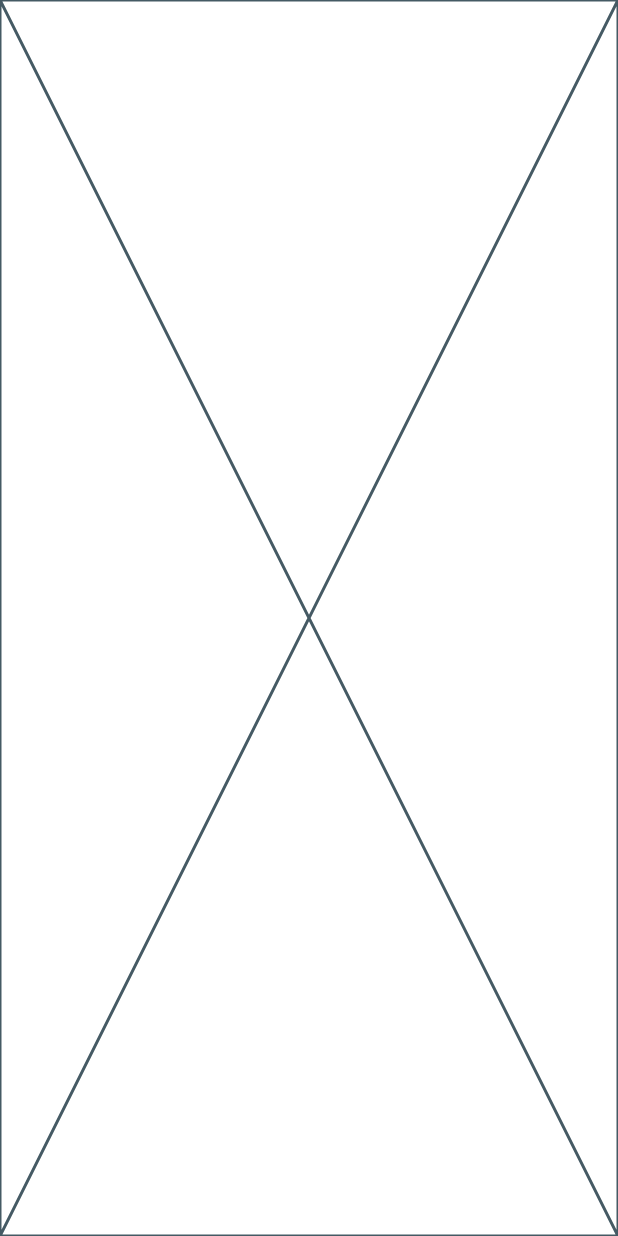
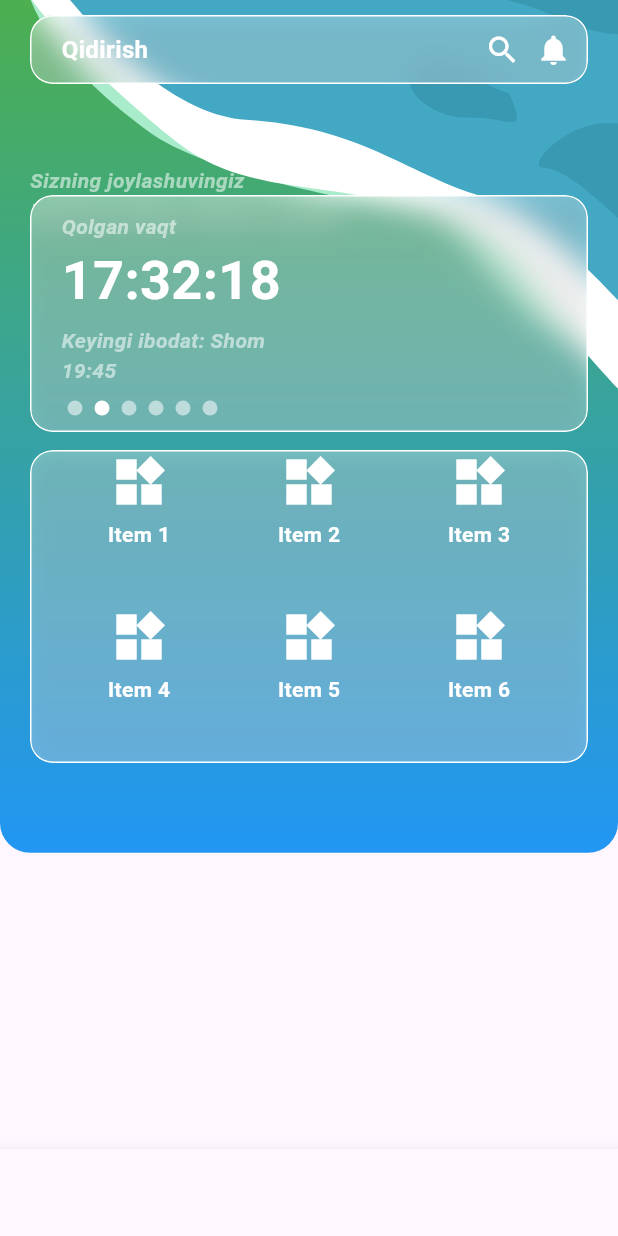
Before and after one commit to ialzer/solatulasr, a Flutter app: the screen it shows after launch, on a phone screen of 412 x 824 dp. Run offline on Flutter 3.47's test engine with Material 3 defaults, Android fonts, the light colour scheme and no system bars; our stand-ins replace flutter_svg, get.

Commit message:
general page created

```diff
--- /dev/null
+++ b/lib/Domain/images_app.dart
@@ -0,0 +1,5 @@
+class ImagesApp {
+  static const String homePageBackgroundSvg = './sourses/assets/images/air.svg';
+
+  // Add more image paths as needed
+}
--- /dev/null
+++ b/lib/UI/HomePage/home_page_widget.dart
@@ -0,0 +1,318 @@
+import 'dart:ui';
+
+import 'package:flutter/material.dart';
+import 'package:flutter_svg/svg.dart';
+import 'package:solatulasr/Domain/images_app.dart';
+
+class HomePageWidget extends StatelessWidget {
+  const HomePageWidget({super.key});
+
+  @override
+  Widget build(BuildContext context) {
+    return Scaffold(
+      body: Column(
+        children: [
+          Stack(
+            children: [
+              BackgroundWidget(),
+              SearchWidget(),
+              TextWidget(),
+              TimeWidget(),
+              IconsMenuWidget(),
+            ],
+          ),
+        ],
+      ),
+    );
+  }
+}
+
+class IconsMenuWidget extends StatelessWidget {
+  const IconsMenuWidget({
+    super.key,
+  });
+
+  @override
+  Widget build(BuildContext context) {
+    return Positioned(
+      top: MediaQuery.of(context).padding.top + 300,
+      left: 20,
+      right: 20,
+      child: ClipRRect(
+        borderRadius: BorderRadius.circular(15),
+        child: BackdropFilter(
+          filter: ImageFilter.blur(sigmaX: 10, sigmaY: 10),
+          child: Container(
+            padding: const EdgeInsets.symmetric(horizontal: 20.0),
+            decoration: BoxDecoration(
+              color: Colors.white.withAlpha((0.3 * 255).toInt()),
+              borderRadius: BorderRadius.circular(15),
+              border: Border.all(color: Colors.white, width: 1),
+              boxShadow: [
+                BoxShadow(
+                  color: Colors.black.withAlpha((0.1 * 255).toInt()),
+                  blurRadius: 10,
+                  offset: const Offset(0, 5),
+                ),
+              ],
+            ),
+            child: GridView.builder(
+              shrinkWrap: true,
+              physics: const NeverScrollableScrollPhysics(),
+              gridDelegate:
+                  const SliverGridDelegateWithFixedCrossAxisCount(
+                    crossAxisCount: 3,
+                    crossAxisSpacing: 10,
+                  ),
+              itemCount: 6,
+              itemBuilder: (context, index) {
+                return Column(
+                  mainAxisAlignment: MainAxisAlignment.start,
+                  children: [
+                    Icon(
+                      Icons.widgets,
+                      color: Colors.white,
+                      size: 40,
+                    ),
+                    const SizedBox(height: 5),
+                    Text(
+                      'Item ${index + 1}',
+                      style: const TextStyle(
+                        color: Colors.white,
+                        fontSize: 14,
+                        fontWeight: FontWeight.bold,
+                      ),
+                    ),
+                  ],
+                );
+              },
+            ),
+          ),
+        ),
+      ),
+    );
+  }
+}
+
+class TimeWidget extends StatelessWidget {
+  const TimeWidget({super.key});
+
+  @override
+  Widget build(BuildContext context) {
+    return Positioned(
+      top: MediaQuery.of(context).padding.top + 130,
+      left: 20,
+      right: 20,
+      child: ClipRRect(
+        borderRadius: BorderRadius.circular(15),
+        child: BackdropFilter(
+          filter: ImageFilter.blur(sigmaX: 10, sigmaY: 10),
+          child: Container(
+            padding: const EdgeInsets.symmetric(
+              horizontal: 20.0,
+              vertical: 10.0,
+            ),
+            decoration: BoxDecoration(
+              color: Colors.white.withAlpha((0.3 * 255).toInt()),
+              borderRadius: BorderRadius.circular(15),
+              border: Border.all(color: Colors.white, width: 1),
+              boxShadow: [
+                BoxShadow(
+                  color: Colors.black.withAlpha((0.1 * 255).toInt()),
+                  blurRadius: 10,
+                  offset: const Offset(0, 5),
+                ),
+              ],
+            ),
+            child: Column(
+              crossAxisAlignment: CrossAxisAlignment.start,
+              children: [
+                const Text(
+                  'Qolgan vaqt',
+                  style: TextStyle(
+                    color: Colors.white54,
+                    fontSize: 14,
+                    fontStyle: FontStyle.italic,
+                    fontWeight: FontWeight.bold,
+                  ),
+                ),
+                const Text(
+                  '17:32:18',
+                  style: TextStyle(
+                    color: Colors.white,
+                    fontSize: 36,
+                    fontWeight: FontWeight.bold,
+                  ),
+                ),
+                const SizedBox(height: 5),
+                const Text(
+                  'Keyingi ibodat: Shom',
+                  style: TextStyle(
+                    color: Colors.white54,
+                    fontSize: 14,
+                    fontStyle: FontStyle.italic,
+                    fontWeight: FontWeight.bold,
+                  ),
+                ),
+                const Text(
+                  '19:45',
+                  style: TextStyle(
+                    color: Colors.white54,
+                    fontSize: 14,
+                    fontStyle: FontStyle.italic,
+                    fontWeight: FontWeight.bold,
+                  ),
+                ),
+                const SizedBox(height: 10),
+                Row(
+                  mainAxisAlignment: MainAxisAlignment.start,
+                  children: List.generate(
+                    6,
+                    (index) => Padding(
+                      padding: const EdgeInsets.symmetric(horizontal: 4.0),
+                      child: Container(
+                        width: 10,
+                        height: 10,
+                        decoration: BoxDecoration(
+                          color: index == 1 ? Colors.white : Colors.white54,
+                          shape: BoxShape.circle,
+                        ),
+                      ),
+                    ),
+                  ),
+                ),
+              ],
+            ),
+          ),
+        ),
+      ),
+    );
+  }
+}
+
+class TextWidget extends StatelessWidget {
+  const TextWidget({super.key});
+
+  @override
+  Widget build(BuildContext context) {
+    return Padding(
+      padding: const EdgeInsets.only(left: 20.0, top: 110),
+      child: Column(
+        crossAxisAlignment: CrossAxisAlignment.start,
+        children: [
+          Text(
+            'Sizning joylashuvingiz',
+            style: TextStyle(
+              color: Colors.white54,
+              fontSize: 14,
+              fontStyle: FontStyle.italic,
+              fontWeight: FontWeight.bold,
+            ),
+          ),
+
+          Text(
+            'Nurota tuman, Nurota shahar',
+            style: TextStyle(
+              color: Colors.white,
+              fontSize: 16,
+              fontStyle: FontStyle.italic,
+            ),
+          ),
+        ],
+      ),
+    );
+  }
+}
+
+class BackgroundWidget extends StatelessWidget {
+  const BackgroundWidget({super.key});
+
+  @override
+  Widget build(BuildContext context) {
+    return Stack(
+      children: [
+        Container(
+          height: MediaQuery.of(context).size.height * 0.69,
+          width: MediaQuery.of(context).size.width,
+          decoration: const BoxDecoration(
+            gradient: LinearGradient(
+              begin: Alignment.topCenter,
+              end: Alignment.bottomCenter,
+              colors: [Colors.green, Colors.blue],
+            ),
+            borderRadius: BorderRadius.only(
+              bottomLeft: Radius.circular(20),
+              bottomRight: Radius.circular(20),
+            ),
+          ),
+        ),
+
+        SvgPicture.asset(
+          ImagesApp.homePageBackgroundSvg,
+          fit: BoxFit.cover,
+          width: MediaQuery.of(context).size.width,
+        ),
+      ],
+    );
+  }
+}
+
+class SearchWidget extends StatelessWidget {
+  const SearchWidget({super.key});
+
+  @override
+  Widget build(BuildContext context) {
+    return Positioned(
+      top: MediaQuery.of(context).padding.top + 10,
+      left: 20,
+      right: 20,
+      child: ClipRRect(
+        borderRadius: BorderRadius.circular(15),
+        child: BackdropFilter(
+          filter: ImageFilter.blur(sigmaX: 10, sigmaY: 10),
+          child: Container(
+            padding: const EdgeInsets.all(10),
+            decoration: BoxDecoration(
+              color: Colors.white.withAlpha((0.3 * 255).toInt()),
+              borderRadius: BorderRadius.circular(15),
+              border: Border.all(
+                color: Colors.white,
+                width: 1,
+              ), // Added white border
+              boxShadow: [
+                BoxShadow(
+                  color: Colors.black.withAlpha((0.1 * 255).toInt()),
+                  blurRadius: 10,
+                  offset: const Offset(0, 5),
+                ),
+              ],
+            ),
+            child: Row(
+              mainAxisAlignment: MainAxisAlignment.spaceBetween,
+              children: [
+                const SizedBox(width: 10),
+                Expanded(
+                  child: const Text(
+                    'Qidirish',
+                    style: TextStyle(
+                      color: Colors.white,
+                      fontSize: 16,
+                      fontWeight: FontWeight.bold,
+                    ),
+                  ),
+                ),
+                Row(
+                  children: const [
+                    Icon(Icons.search, color: Colors.white),
+                    SizedBox(width: 10),
+                    Icon(Icons.notifications, color: Colors.white),
+                  ],
+                ),
+              ],
+            ),
+          ),
+        ),
+      ),
+    );
+  }
+}
--- /dev/null
+++ b/lib/UI/general_widgets.dart
@@ -0,0 +1,41 @@
+import 'package:flutter/material.dart';
+import 'package:solatulasr/UI/HomePage/home_page_widget.dart';
+
+class GeneralWidgets extends StatelessWidget {
+  const GeneralWidgets({super.key});
+
+  @override
+  Widget build(BuildContext context) {
+    return Scaffold(
+      body: HomePageWidget(),
+      bottomNavigationBar: BottomNavigationBar(
+        backgroundColor: Colors.blue, // Replace with a solid color
+        items: const [
+          BottomNavigationBarItem(
+        icon: Icon(Icons.home),
+        label: 'Home',
+          ),
+          BottomNavigationBarItem(
+        icon: Icon(Icons.search),
+        label: 'Search',
+          ),
+          BottomNavigationBarItem(
+        icon: Icon(Icons.settings),
+        label: 'Settings',
+          ),
+          BottomNavigationBarItem(
+        icon: Icon(Icons.settings),
+        label: 'Settings',
+          ),
+          BottomNavigationBarItem(
+        icon: Icon(Icons.settings),
+        label: 'Settings',
+          ),
+        ],
+        onTap: (index) {
+          // Handle navigation logic here
+        },
+      ),
+    );
+  }
+}
--- a/lib/main.dart
+++ b/lib/main.dart
@@ -1,6 +1,19 @@
 import 'package:flutter/material.dart';
+import 'package:flutter/services.dart';
+import 'package:get/get_navigation/src/root/get_material_app.dart';
+import 'package:solatulasr/UI/HomePage/home_page_widget.dart';
+import 'package:solatulasr/UI/general_widgets.dart';
 
 void main() {
+  WidgetsFlutterBinding.ensureInitialized();
+  SystemChrome.setEnabledSystemUIMode(SystemUiMode.immersive);
+  SystemChrome.setSystemUIOverlayStyle(
+    const SystemUiOverlayStyle(
+      statusBarColor: Colors.blue,
+      statusBarIconBrightness: Brightness.light,
+      systemStatusBarContrastEnforced: true,
+    ),
+  );
   runApp(const MyApp());
 }
 
@@ -9,6 +22,12 @@ class MyApp extends StatelessWidget {
 
   @override
   Widget build(BuildContext context) {
-    return const Placeholder();
+    return GetMaterialApp(
+      theme: ThemeData.light(),
+      routes: {
+        '/home': (context) => GeneralWidgets(),
+      },
+      home: const GeneralWidgets(),
+    );
   }
 }
--- a/pubspec.yaml
+++ b/pubspec.yaml
@@ -28,12 +28,14 @@ environment:
 # the latest version available on pub.dev. To see which dependencies have newer
 # versions available, run `flutter pub outdated`.
 dependencies:
+  get: ^4.7.2
   flutter:
     sdk: flutter
 
   # The following adds the Cupertino Icons font to your application.
   # Use with the CupertinoIcons class for iOS style icons.
   cupertino_icons: ^1.0.8
+  flutter_svg: ^2.0.17
 
 dev_dependencies:
   flutter_test:
@@ -58,8 +60,8 @@ flutter:
   uses-material-design: true
 
   # To add assets to your application, add an assets section, like this:
-  # assets:
-  #   - images/a_dot_burr.jpeg
+  assets:
+    - sourses/assets/images/
   #   - images/a_dot_ham.jpeg
 
   # An image asset can refer to one or more resolution-specific "variants", see
```
Also changed, not shown: pubspec.lock, sourses/assets/images/air.svg (added).
